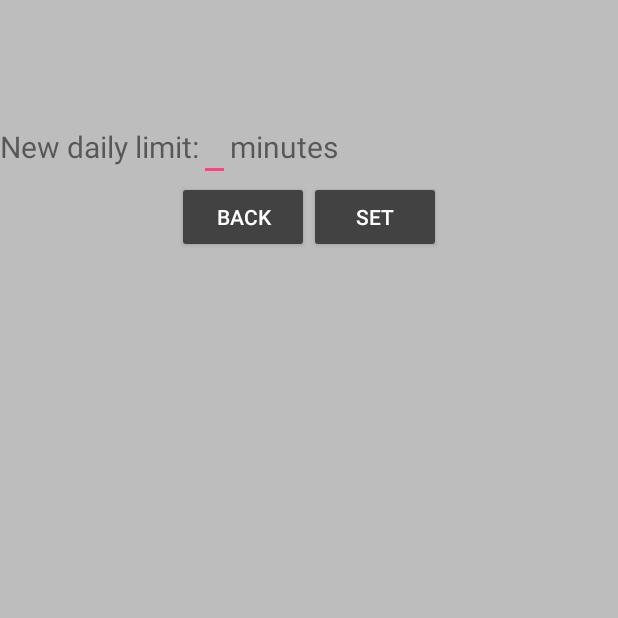
After one commit to aliceblack/AppSpanAndroid, an Android app: the OptionsActivity screen opened directly, with no data from a screen before it, on a phone screen of 412 x 824 dp, the top half of it. The commit adds this screen. Run offline under Robolectric (Android 15) with nearby library versions, the phone set to English and light mode, and no system bars; 1 statement that could not run was skipped.

Commit message:
Options Activity

```diff
--- /dev/null
+++ b/AppSpan/app/src/main/java/com/appspan/appspan/OptionsActivity.java
@@ -0,0 +1,128 @@
+package com.appspan.appspan;
+
+
+import android.app.Activity;
+import android.content.Intent;
+import android.content.pm.PackageManager;
+import android.os.Bundle;
+import android.support.annotation.Nullable;
+import android.view.View;
+import android.widget.Button;
+import android.widget.EditText;
+import android.widget.TextView;
+import android.widget.Toast;
+
+public class OptionsActivity extends Activity{
+
+    DataBaseHelper DataBase=null;
+    String appName=null;
+    String pkg=null;
+
+    public void setPkg(String pkg) {
+        this.pkg = pkg;
+    }
+
+    public OptionsActivity() {
+        this.DataBase=new DataBaseHelper(this);
+    }
+
+    public void setAppName(){
+        PackageManager packageManager = getApplicationContext().getPackageManager();
+        try {
+            appName = (String) packageManager.getApplicationLabel(packageManager.getApplicationInfo(pkg, PackageManager.GET_META_DATA));
+        } catch (PackageManager.NameNotFoundException e) {
+            e.printStackTrace();
+        }
+        if (appName==null){this.appName=pkg;}
+    }
+
+    @Override
+    protected void onCreate(@Nullable Bundle savedInstanceState) {
+        super.onCreate(savedInstanceState);
+        setContentView(R.layout.activity_options);
+
+
+        setPkg(pkg);
+        setAppName();
+
+        Intent mainIntent = getIntent();
+        final String pkg = mainIntent.getExtras().getString("package options");//key of pair
+        Long limit = DataBase.getLimit(pkg);
+
+        final EditText editText=(EditText)findViewById(R.id.edit_limit);
+        final Button btSet= (Button) findViewById(R.id.button_set);
+
+
+
+        //back button
+        final Button btBack= (Button) findViewById(R.id.button_back);
+        btBack.setOnClickListener(new View.OnClickListener() {
+            @Override
+            public void onClick(View v) {
+                Toast toast=Toast.makeText(getApplication(),"Back",Toast.LENGTH_SHORT);
+                toast.show();
+
+                Intent intentMain = new Intent(getApplicationContext(), MainActivity.class);//context, class
+                startActivity(intentMain);
+
+            }});
+
+
+
+        if( limit != -1 ){//limit already exists
+            final TextView textViewCurrent = (TextView)findViewById(R.id.options_current);
+            textViewCurrent.setText("Current daily limit for " + this.appName + ": " + limit + " minutes");
+
+
+
+            //set limit update existing limit
+            btSet.setOnClickListener(new View.OnClickListener() {
+                @Override
+                public void onClick(View v) {
+                    final String newLimitString = String.valueOf(editText.getText());
+                    final Long newlimit = Long.parseLong(newLimitString);
+
+                    DataBase.updateLimit(pkg, newlimit);
+                    textViewCurrent.setText("Current daily limit for " + appName + ": " + newlimit.toString() + " minutes");
+                    Toast toast=Toast.makeText(getApplication(),"Limit updated",Toast.LENGTH_SHORT);
+                    toast.show();
+                }});
+
+
+
+            //delete
+            final Button btDelete= (Button) findViewById(R.id.button_delete);
+            btDelete.setOnClickListener(new View.OnClickListener() {
+                @Override
+                public void onClick(View v) {
+                    DataBase.deleteLimit(pkg);
+                    Toast toast=Toast.makeText(getApplication(),"Limit deleted",Toast.LENGTH_SHORT);
+                    toast.show();
+                    btDelete.setVisibility(View.INVISIBLE);
+                    textViewCurrent.setText("Limit Deleted");
+                }});
+            btDelete.setVisibility(View.VISIBLE);
+
+
+        }
+        else{//limit does not exist, equals -1
+
+            //set limit adds a new limit in db
+            btSet.setOnClickListener(new View.OnClickListener() {
+                @Override
+                public void onClick(View v) {
+                    final String newLimitString = String.valueOf(editText.getText());
+                    final Long newlimit = Long.parseLong(newLimitString);
+
+                    final TextView textViewCurrent = (TextView)findViewById(R.id.options_current);
+                    textViewCurrent.setText("Current daily limit for " + appName + ": " + newlimit.toString() + " minutes");
+
+                    DataBase.addLimit(pkg, newlimit);
+                    Toast toast=Toast.makeText(getApplication(),"Limit set",Toast.LENGTH_SHORT);
+                    toast.show();
+                }});
+        }
+
+
+    }
+}
--- a/AppSpan/app/src/main/java/com/appspan/appspan/StatsAdapter.java
+++ b/AppSpan/app/src/main/java/com/appspan/appspan/StatsAdapter.java
@@ -42,7 +42,6 @@ public class StatsAdapter extends ArrayAdapter<UsageStats> {
 
         //name of the application
         String pkgName = getItem(position).getPackageName();
-        Log.wtf("APPNAME", pkgName);
         TextView nameTextView = (TextView)rowView.findViewById(R.id.app_name_row);
         String appName=null;
         try {
--- /dev/null
+++ b/AppSpan/app/src/main/res/layout/activity_options.xml
@@ -0,0 +1,87 @@
+<?xml version="1.0" encoding="utf-8"?>
+<LinearLayout xmlns:android="http://schemas.android.com/apk/res/android"
+    android:orientation="vertical" android:layout_width="match_parent"
+    android:layout_height="match_parent"
+    android:background="@color/colorBackground">
+
+    <LinearLayout
+        android:layout_width="wrap_content"
+        android:layout_height="wrap_content"
+        android:orientation="horizontal">
+
+        <TextView
+            android:layout_width="wrap_content"
+            android:layout_height="wrap_content"
+            android:id="@+id/options_current"
+            android:textSize="20dip"
+            android:layout_gravity="center">
+        </TextView>
+
+    </LinearLayout>
+
+    <Button
+        android:layout_width="wrap_content"
+        android:layout_height="wrap_content"
+        android:id="@+id/button_delete"
+        android:text="delete"
+        android:backgroundTint="@color/colorPrimary"
+        android:textColor="@android:color/white"
+        android:visibility="invisible"/>
+
+    <LinearLayout
+        android:layout_width="wrap_content"
+        android:layout_height="wrap_content"
+        android:orientation="horizontal">
+
+        <TextView
+            android:layout_width="wrap_content"
+            android:layout_height="wrap_content"
+            android:id="@+id/options_msg"
+            android:textSize="20dip"
+            android:layout_gravity="center"
+            android:text="New daily limit:">
+        </TextView>
+
+        <EditText
+            android:id="@+id/edit_limit"
+            android:layout_width="wrap_content"
+            android:layout_height="wrap_content"
+            android:inputType="number"
+            android:labelFor="@+id/edit_limit"/>
+
+        <TextView
+            android:layout_width="wrap_content"
+            android:layout_height="wrap_content"
+            android:id="@+id/options_minutes"
+            android:textSize="20dip"
+            android:layout_gravity="center"
+            android:text="minutes">
+        </TextView>
+
+    </LinearLayout>
+
+
+    <LinearLayout
+        android:layout_width="wrap_content"
+        android:layout_height="wrap_content"
+        android:orientation="horizontal"
+        android:layout_gravity="center">
+
+        <Button
+            android:layout_width="wrap_content"
+            android:layout_height="wrap_content"
+            android:id="@+id/button_back"
+            android:text="back"
+            android:backgroundTint="@color/colorPrimary"
+            android:textColor="@android:color/white"/>
+        <Button
+            android:layout_width="wrap_content"
+            android:layout_height="wrap_content"
+            android:id="@+id/button_set"
+            android:text="set"
+            android:backgroundTint="@color/colorPrimary"
+            android:textColor="@android:color/white"/>
+
+    </LinearLayout>
+
+</LinearLayout>
```
Also changed, not shown: AppSpan/app/src/main/AndroidManifest.xml (+6 -1 lines), AppSpan/app/src/main/java/com/appspan/appspan/MainActivity.java (+46 -22 lines), AppSpan/app/src/main/res/layout/activity_main.xml (+5 -5 lines).
